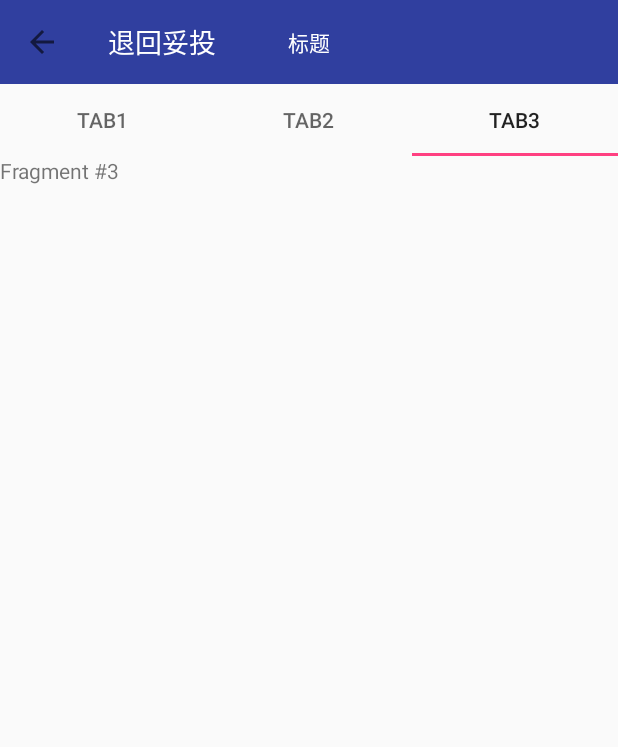
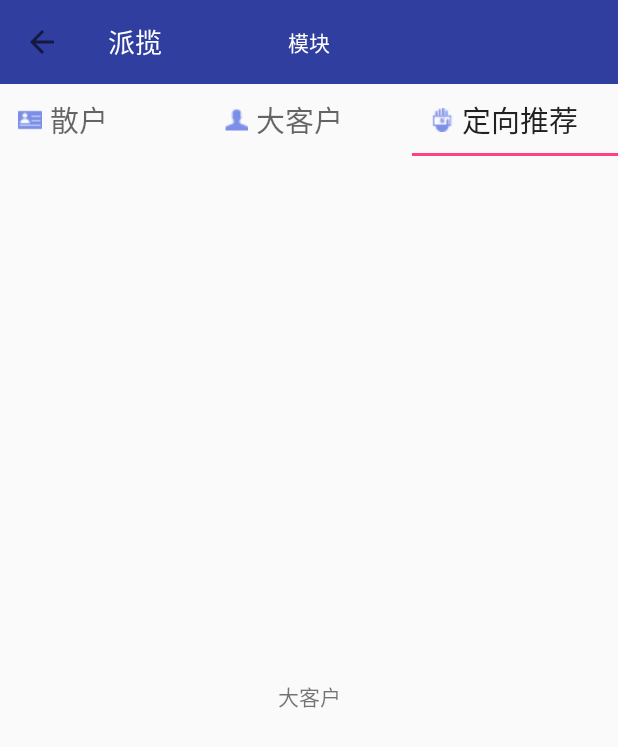
Before and after one commit to happyTCs/01.homepage, an Android app: the screen it shows after launch (MainActivity), tab 3 chosen, on a phone screen of 412 x 824 dp. Shown: the top 747 px of the screen. Run offline under Robolectric (Android 15) with nearby library versions, the phone set to English and light mode, and no system bars.

Commit message:
加入多个fragment

```diff
--- a/app/src/main/java/xu/walt/com/homepage/MainActivity.java
+++ b/app/src/main/java/xu/walt/com/homepage/MainActivity.java
@@ -2,6 +2,7 @@ package xu.walt.com.homepage;
 
 import android.graphics.Color;
 import android.support.design.widget.TabLayout;
+import android.support.v4.app.Fragment;
 import android.support.v4.view.ViewPager;
 import android.support.v7.app.AppCompatActivity;
 import android.os.Bundle;
@@ -10,17 +11,28 @@ import android.view.MenuItem;
 
 
 import android.view.View;
+
 import android.widget.TextView;
 import android.widget.Toast;
+
+import java.util.ArrayList;
+
+import xu.walt.com.homepage.moreFragment.CasualClientFragment;
+import xu.walt.com.homepage.moreFragment.DirectionalRecommentFragment;
+import xu.walt.com.homepage.moreFragment.KeyClientFragment;
+import xu.walt.com.homepage.moreFragment.MoreFragmentAdapter;
 
 
 public class MainActivity extends AppCompatActivity {
 
     private ViewPager viewPager;
     private Toolbar toolbar;
-    private TabLayout tableLayout;
+   private TabLayout tableLayout;
     private TextView titleTv;
-
+//   所有fragment
+    private ArrayList<Fragment> mFragmentList;
+    private String[] titles={"散户","大客户","定向推荐"};;
+    private int images[] = {R.drawable.sanhu,R.drawable.dakehu,R.drawable.directional_recommended};
     @Override
     protected void onCreate(Bundle savedInstanceState) {
         super.onCreate(savedInstanceState);
@@ -30,7 +42,32 @@ public class MainActivity extends AppCompatActivity {
         viewPager = findViewById(R.id.vp_content);
         titleTv = findViewById(R.id.tv_title);
         initToolbar();
-        initViewPager();
+//        initViewPager();
+        initMoreViewPager();
+    }
+
+    private void initMoreViewPager() {
+        try {
+            CasualClientFragment casualClientFragment = new CasualClientFragment();
+            KeyClientFragment keyClientFragment = new KeyClientFragment();
+            DirectionalRecommentFragment directionalRecommentFragment = new DirectionalRecommentFragment();
+            mFragmentList= new ArrayList<>();
+            mFragmentList.add(casualClientFragment);
+            mFragmentList.add(keyClientFragment);
+            mFragmentList.add(directionalRecommentFragment);
+            MoreFragmentAdapter moreFragmentAdapter = new MoreFragmentAdapter(getSupportFragmentManager(), this, mFragmentList, titles, tableLayout,images);
+            viewPager.setAdapter(moreFragmentAdapter);
+            tableLayout.setupWithViewPager(viewPager);
+            for (int i = 0; i < tableLayout.getTabCount(); i++) {
+                TabLayout.Tab tab = tableLayout.getTabAt(i);
+                tab.setCustomView(moreFragmentAdapter.getTabView(i));
+
+            }
+        } catch (Exception e) {
+            e.printStackTrace();
+        }
+
+
     }
 
     private void initViewPager() {
@@ -42,8 +79,8 @@ public class MainActivity extends AppCompatActivity {
 
     private void initToolbar() {
 
-        toolbar.setTitle("退回妥投");
-        titleTv.setText("标题");
+        toolbar.setTitle("派揽");
+        titleTv.setText("模块");
         toolbar.setTitleTextAppearance(this, R.style.Toolbar_TitleText);
         toolbar.setBackgroundColor(getResources().getColor(R.color.colorPrimaryDark));
         toolbar.setTitleTextColor(Color.WHITE);
--- /dev/null
+++ b/app/src/main/java/xu/walt/com/homepage/moreFragment/CasualClientFragment.java
@@ -0,0 +1,29 @@
+package xu.walt.com.homepage.moreFragment;
+
+
+import android.os.Bundle;
+import android.support.annotation.NonNull;
+import android.support.annotation.Nullable;
+import android.support.v4.app.Fragment;
+import android.view.LayoutInflater;
+import android.view.View;
+import android.view.ViewGroup;
+
+import xu.walt.com.homepage.R;
+
+
+
+public class CasualClientFragment extends Fragment {
+
+
+
+
+    @Nullable
+    @Override
+    public View onCreateView(@NonNull LayoutInflater inflater, @Nullable ViewGroup container, @Nullable Bundle savedInstanceState) {
+        View view = inflater.inflate( R.layout.fragment_casual_client,container,false);
+
+        return view;
+
+    }
+}
--- /dev/null
+++ b/app/src/main/java/xu/walt/com/homepage/moreFragment/DirectionalRecommentFragment.java
@@ -0,0 +1,32 @@
+package xu.walt.com.homepage.moreFragment;
+
+import android.os.Bundle;
+import android.support.annotation.NonNull;
+import android.support.annotation.Nullable;
+import android.support.v4.app.Fragment;
+import android.view.LayoutInflater;
+import android.view.View;
+import android.view.ViewGroup;
+
+import xu.walt.com.homepage.R;
+
+
+public class DirectionalRecommentFragment extends Fragment {
+
+    private View view;
+
+
+
+    @Nullable
+    @Override
+    public View onCreateView(@NonNull LayoutInflater inflater, @Nullable ViewGroup container, @Nullable Bundle savedInstanceState) {
+
+        view = inflater.inflate(R.layout.fragment_directioanl_recommend, container, false);
+
+        return view;
+    }
+
+
+
+
+}
--- /dev/null
+++ b/app/src/main/java/xu/walt/com/homepage/moreFragment/KeyClientFragment.java
@@ -0,0 +1,34 @@
+package xu.walt.com.homepage.moreFragment;
+
+import android.annotation.SuppressLint;
+import android.content.Context;
+import android.os.Bundle;
+import android.support.annotation.NonNull;
+import android.support.annotation.Nullable;
+import android.support.v4.app.Fragment;
+import android.view.LayoutInflater;
+import android.view.View;
+import android.view.ViewGroup;
+
+import xu.walt.com.homepage.R;
+
+
+public class KeyClientFragment extends Fragment {
+
+    private View view;
+
+
+
+    @Nullable
+    @Override
+    public View onCreateView(@NonNull LayoutInflater inflater, @Nullable ViewGroup container, @Nullable Bundle savedInstanceState) {
+
+        view = inflater.inflate(R.layout.fragment_key_client, container, false);
+
+        return view;
+    }
+
+
+
+
+}
--- /dev/null
+++ b/app/src/main/java/xu/walt/com/homepage/moreFragment/MoreFragmentAdapter.java
@@ -0,0 +1,62 @@
+package xu.walt.com.homepage.moreFragment;
+
+import android.content.Context;
+
+
+
+import android.support.v4.app.Fragment;
+import android.support.v4.app.FragmentManager;
+import android.support.v4.app.FragmentPagerAdapter;
+import android.support.design.widget.TabLayout;
+
+import android.view.LayoutInflater;
+import android.view.View;
+import android.widget.ImageView;
+import android.widget.TextView;
+
+
+import java.util.ArrayList;
+
+import xu.walt.com.homepage.R;
+
+public class MoreFragmentAdapter extends FragmentPagerAdapter {
+    private Context mContext;
+    private ArrayList<Fragment> mList;
+    private String[] titles;
+    private TabLayout tableLayout;
+    private int[] images;
+
+    public MoreFragmentAdapter(FragmentManager fm, Context mContext, ArrayList<Fragment> mList, String[] titles, TabLayout tableLayout,int[] images) {
+        super(fm);
+        this.mContext = mContext;
+        this.mList = mList;
+        this.titles = titles;
+        this.images = images;
+        this.tableLayout = tableLayout;
+    }
+
+    @Override
+    public Fragment getItem(int position) {
+        return mList.get(position);
+    }
+
+    @Override
+    public int getCount() {
+        return mList.size();
+    }
+
+//    public TabLayout getTableLayout() {
+//        View view = LayoutInflater.from(mContext).inflate(R.layout.tab_custom, null);
+//        TextView tv = view.findViewById(R.id.tv_title);
+//        return view;
+//    }
+public View getTabView(int position) {
+    View v = LayoutInflater.from(mContext).inflate(R.layout.tab_custom, null);
+    TextView textView = (TextView) v.findViewById(R.id.tv_title);
+    ImageView imageView = (ImageView) v.findViewById(R.id.iv_icon);
+    textView.setText(titles[position]);
+    imageView.setImageResource(images[position]);
+    textView.setTextColor(tableLayout.getTabTextColors());
+    return v;
+}
+}
--- /dev/null
+++ b/app/src/main/res/layout/fragment_casual_client.xml
@@ -0,0 +1,17 @@
+<?xml version="1.0" encoding="utf-8"?>
+<LinearLayout xmlns:android="http://schemas.android.com/apk/res/android"
+    android:layout_width="match_parent"
+    android:layout_height="match_parent"
+    android:orientation="vertical">
+    <TextView
+        android:layout_gravity="center"
+        android:gravity="center"
+        android:layout_width="match_parent"
+        android:layout_height="match_parent"
+        android:text="@string/casual_client"/>
+
+    <TextView
+        android:layout_width="match_parent"
+        android:layout_height="match_parent" />
+
+</LinearLayout>
--- /dev/null
+++ b/app/src/main/res/layout/fragment_directioanl_recommend.xml
@@ -0,0 +1,16 @@
+<?xml version="1.0" encoding="utf-8"?>
+<LinearLayout xmlns:android="http://schemas.android.com/apk/res/android"
+    android:layout_width="match_parent"
+    android:layout_height="match_parent"
+    android:orientation="vertical">
+    <TextView
+        android:layout_gravity="center"
+        android:gravity="center"
+        android:layout_width="match_parent"
+        android:layout_height="match_parent"
+        android:text="@string/directional_recommend"/>
+
+    <TextView
+        android:layout_width="match_parent"
+        android:layout_height="match_parent" />
+</LinearLayout>
--- /dev/null
+++ b/app/src/main/res/layout/fragment_key_client.xml
@@ -0,0 +1,16 @@
+<?xml version="1.0" encoding="utf-8"?>
+<LinearLayout xmlns:android="http://schemas.android.com/apk/res/android"
+    android:layout_width="match_parent"
+    android:layout_height="match_parent"
+    android:orientation="vertical">
+    <TextView
+        android:layout_gravity="center"
+        android:gravity="center"
+        android:layout_width="match_parent"
+        android:layout_height="match_parent"
+        android:text="@string/key_client"/>
+
+    <TextView
+        android:layout_width="match_parent"
+        android:layout_height="match_parent" />
+</LinearLayout>
--- /dev/null
+++ b/app/src/main/res/layout/tab_custom.xml
@@ -0,0 +1,21 @@
+<?xml version="1.0" encoding="utf-8"?>
+<LinearLayout xmlns:android="http://schemas.android.com/apk/res/android"
+    android:layout_width="match_parent"
+    android:layout_height="wrap_content"
+    android:orientation="horizontal">
+    <ImageView
+        android:id="@+id/iv_icon"
+        android:layout_gravity="center"
+        android:layout_width="wrap_content"
+        android:layout_height="wrap_content" />
+
+    <TextView
+        android:layout_marginLeft="5dp"
+        android:id="@+id/tv_title"
+        android:layout_gravity="center"
+        android:gravity="center"
+        android:layout_width="wrap_content"
+        android:layout_height="wrap_content"
+        android:textSize="19sp" />
+
+</LinearLayout>
--- a/app/src/main/res/values/strings.xml
+++ b/app/src/main/res/values/strings.xml
@@ -1,3 +1,6 @@
 <resources>
     <string name="app_name">HomePage</string>
+    <string name="casual_client">散户</string>
+    <string name="key_client">大客户</string>
+    <string name="directional_recommend">大客户</string>
 </resources>
```
Also changed, not shown: app/src/main/res/drawable-v24/dakehu.png (added), app/src/main/res/drawable-v24/directional_recommended.png (added), app/src/main/res/drawable-v24/sanhu.png (added).
